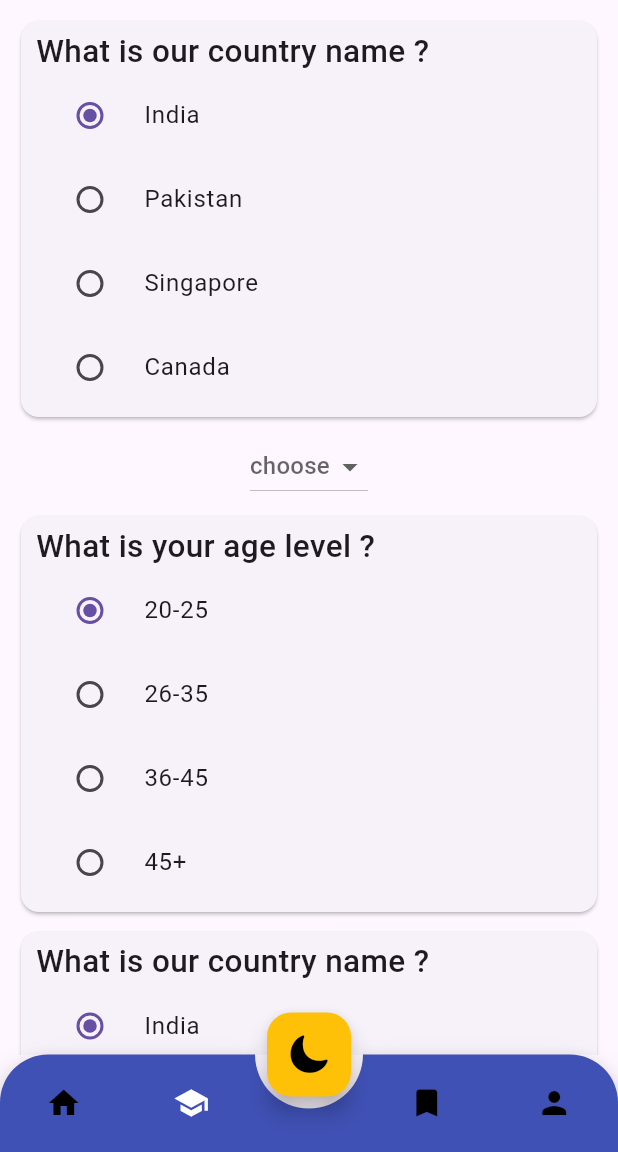
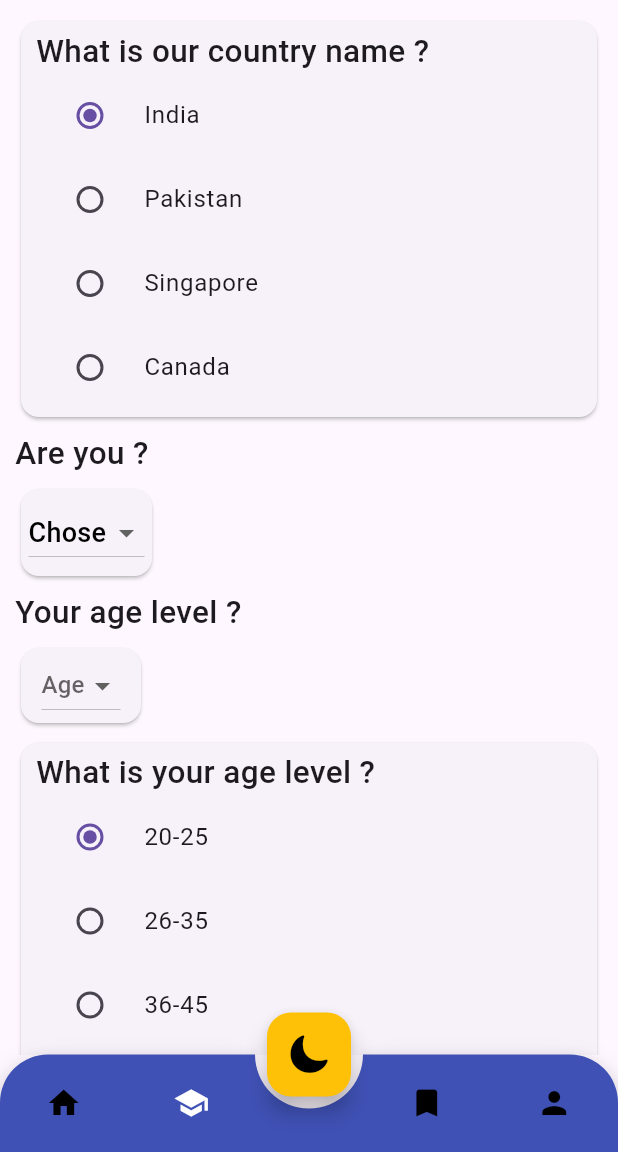
Before and after one commit to niceislam/Typewritter, a Flutter app: the screen it shows after launch, item 2 of the bottom bar chosen, on a phone screen of 412 x 824 dp, the part 84-1236 px from its top. Run offline on Flutter 3.47's test engine with Material 3 defaults, Android fonts, the phone set to English and light mode, and no system bars; drawn by our look-alikes of animated_bottom_navigation_bar; our stand-ins replace typewritertext.

```diff
--- a/lib/bottomBar/bottom_second.dart
+++ b/lib/bottomBar/bottom_second.dart
@@ -1,5 +1,6 @@
 import 'dart:developer';
 
+import 'package:bottombar/bottomBar/Home_screen.dart';
 import 'package:bottombar/bottomBar/widget_all.dart';
 import 'package:flutter/material.dart';
 
@@ -11,21 +12,19 @@ class BottomSecond extends StatefulWidget {
 }
 
 class _BottomSecondState extends State<BottomSecond> {
-  String? dropdownValue;
-
-  final List<String> items = <String>[
-    'Apple',
-    'Banana',
-    'Orange',
-    'Grape'
-  ];
   int selectedvalue = 1;
+  String? selectedItem;
+  String? selectedage;
+  List<String> gender = ["Male", "Female", "Others"];
+  List<String> age = ["-10", "18+", "45+"];
+  List droppage = [HomeScreen()];
   @override
   Widget build(BuildContext context) {
     return Padding(
       padding: const EdgeInsets.only(top: 10, right: 10, left: 10),
       child: SingleChildScrollView(
         child: Column(
+          crossAxisAlignment: CrossAxisAlignment.start,
           spacing: 5,
           children: [
             RadioButtonCard(
@@ -35,21 +34,67 @@ class _BottomSecondState extends State<BottomSecond> {
               op3: 'Singapore',
               op4: 'Canada',
             ),
-        DropdownButton<String>(
-          hint: Text("choose"),
-          value: dropdownValue,
-          items: items.map((v) {
-            return DropdownMenuItem(
-              value: v,
-              child: Text(v),
-            );
-          }).toList(),
-          onChanged: (v) {
-            setState(() {
-              dropdownValue = v;
-            });
-          },
-        ),
+            Text(
+              "Are you ?",
+              style: TextStyle(fontSize: 21, fontWeight: FontWeight.w500),
+            ),
+            Card(
+              child: Padding(
+                padding: const EdgeInsets.symmetric(horizontal: 5, vertical: 5),
+                child: SizedBox(
+                  child: DropdownButton(
+                    hint: Text(
+                      "Chose",
+                      style: TextStyle(color: Colors.black, fontSize: 18),
+                    ),
+                    value: selectedItem,
+                    items:
+                        gender
+                            .map(
+                              (v) => DropdownMenuItem(child: Text(v), value: v),
+                            )
+                            .toList(),
+                    onChanged: (value) {
+                      selectedItem = value;
+                      setState(() {});
+                    },
+                  ),
+                ),
+              ),
+            ),
+            Text(
+              "Your age level ?",
+              style: TextStyle(fontSize: 21, fontWeight: FontWeight.w500),
+            ),
+            Card(
+              child: SizedBox(
+                height: 50,
+                width: 80,
+                child: Center(
+                  child: DropdownButton(
+                    dropdownColor: Colors.greenAccent,
+                    hint: Text("Age"),
+                    value: selectedage,
+                    items:
+                        age
+                            .map(
+                              (val) => DropdownMenuItem(
+                                child: Text(val),
+                                value: val,
+                              ),
+                            )
+                            .toList(),
+                    onChanged: (value){
+                      selectedage = value;
+                      setState(() {
+
+                      });
+                    },
+                  ),
+                ),
+              ),
+            ),
+
             RadioButtonCard(
               question: 'What is your age level ?',
               op1: '20-25',
```
Also changed, not shown: lib/bottomBar/bottom_third.dart (+45 -7 lines).
